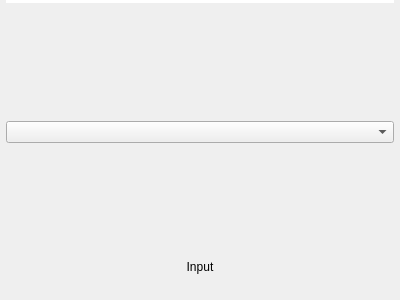
Old version of the form SOURCES/auverdionControl/src/QInputSelect.ui in the repository freeDSP/freeDSP-aurora.
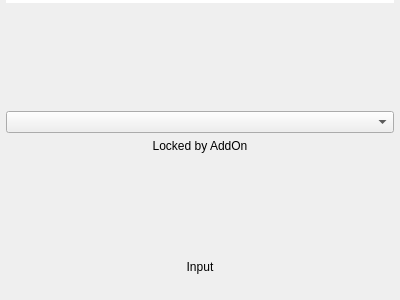
New version of the form.

```diff
--- a/SOURCES/auverdionControl/src/QInputSelect.ui
+++ b/SOURCES/auverdionControl/src/QInputSelect.ui
@@ -68,6 +68,19 @@
      </property>
     </widget>
    </item>
+   <item>
+    <widget class="QLabel" name="labelLocked">
+     <property name="text">
+      <string>Locked by AddOn</string>
+     </property>
+     <property name="alignment">
+      <set>Qt::AlignCenter</set>
+     </property>
+     <property name="wordWrap">
+      <bool>true</bool>
+     </property>
+    </widget>
+   </item>
    <item>
     <spacer name="verticalSpacer">
      <property name="orientation">
```
